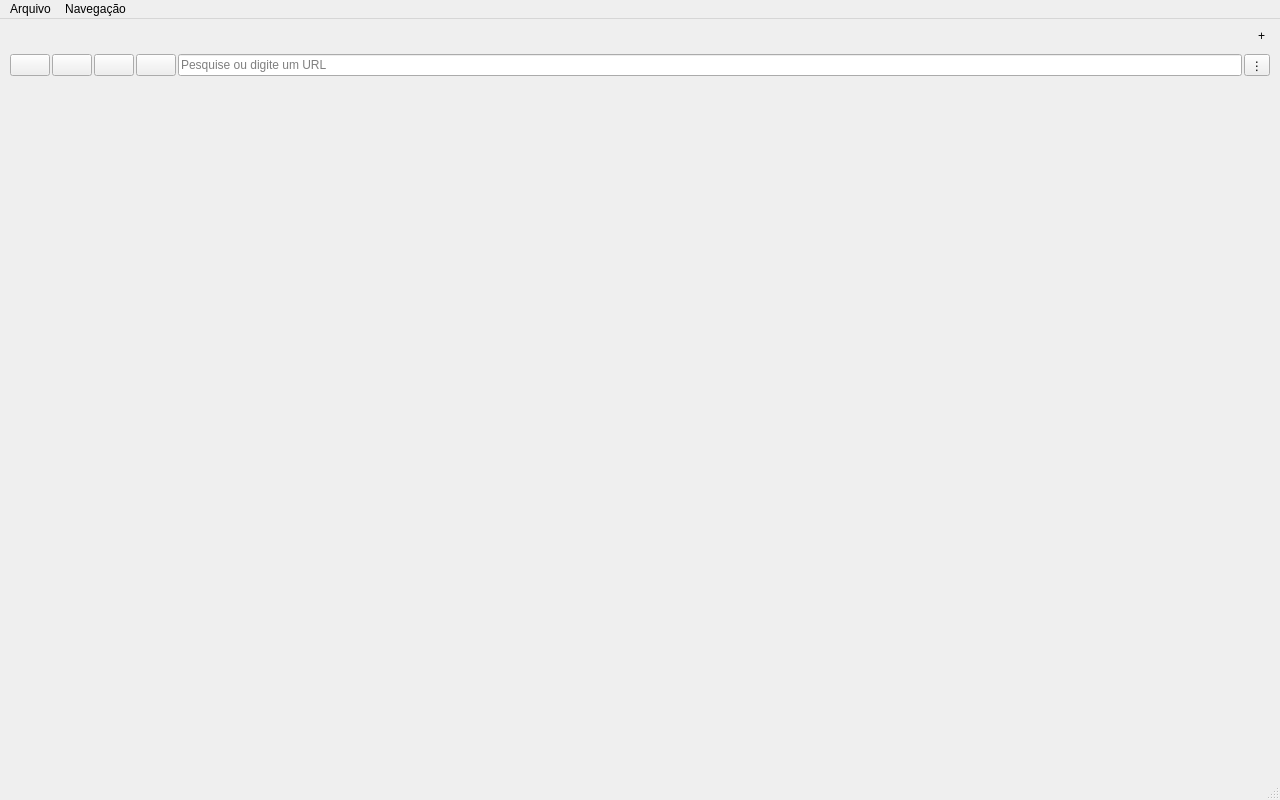
ricardolopes2025/QtSurf, file qtsurfwindow.ui: the form before one commit.
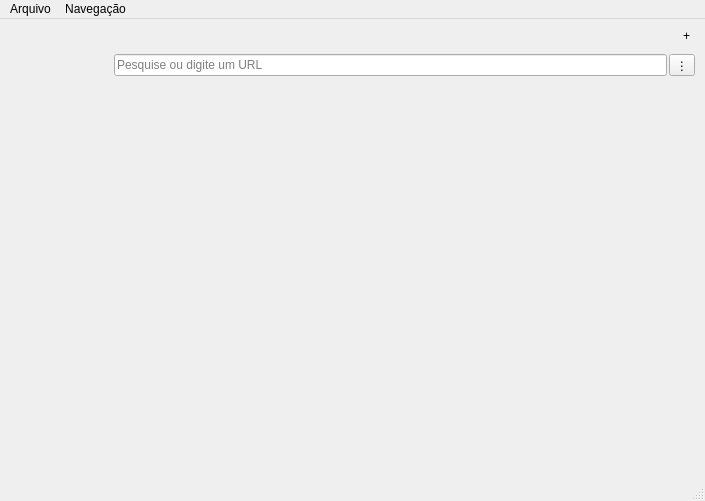
The form after the commit. Icons and pictures are not drawn.

Patch:
```diff
--- a/qtsurfwindow.ui
+++ b/qtsurfwindow.ui
@@ -6,16 +6,10 @@
    <rect>
     <x>0</x>
     <y>0</y>
-    <width>1280</width>
-    <height>800</height>
+    <width>705</width>
+    <height>501</height>
    </rect>
   </property>
-  <property name="sizePolicy">
-   <sizepolicy hsizetype="Maximum" vsizetype="Maximum">
-    <horstretch>0</horstretch>
-    <verstretch>0</verstretch>
-   </sizepolicy>
-  </property>
   <property name="windowTitle">
    <string>QtSurf</string>
   </property>
@@ -127,7 +121,7 @@
         <number>4</number>
        </property>
        <item>
-        <widget class="QPushButton" name="btnVoltar">
+        <widget class="QToolButton" name="btnVoltar">
          <property name="cursor">
           <cursorShape>PointingHandCursor</cursorShape>
          </property>
@@ -140,10 +134,13 @@
          <property name="text">
           <string/>
          </property>
+         <property name="autoRaise">
+          <bool>true</bool>
+         </property>
         </widget>
        </item>
        <item>
-        <widget class="QPushButton" name="btnAvancar">
+        <widget class="QToolButton" name="btnAvancar">
          <property name="cursor">
           <cursorShape>PointingHandCursor</cursorShape>
          </property>
@@ -156,10 +153,13 @@
          <property name="text">
           <string/>
          </property>
+         <property name="autoRaise">
+          <bool>true</bool>
+         </property>
         </widget>
        </item>
        <item>
-        <widget class="QPushButton" name="atualizar">
+        <widget class="QToolButton" name="atualizar">
          <property name="cursor">
           <cursorShape>PointingHandCursor</cursorShape>
          </property>
@@ -172,10 +172,13 @@
          <property name="text">
           <string/>
          </property>
+         <property name="autoRaise">
+          <bool>true</bool>
+         </property>
         </widget>
        </item>
        <item>
-        <widget class="QPushButton" name="home">
+        <widget class="QToolButton" name="home">
          <property name="cursor">
           <cursorShape>PointingHandCursor</cursorShape>
          </property>
@@ -188,6 +191,9 @@
          <property name="text">
           <string/>
          </property>
+         <property name="autoRaise">
+          <bool>true</bool>
+         </property>
         </widget>
        </item>
        <item>
@@ -239,7 +245,7 @@
     <rect>
      <x>0</x>
      <y>0</y>
-     <width>1280</width>
+     <width>705</width>
      <height>21</height>
     </rect>
    </property>
```
Left out of the diff: 2 changed lines with no effect on the pictures.
